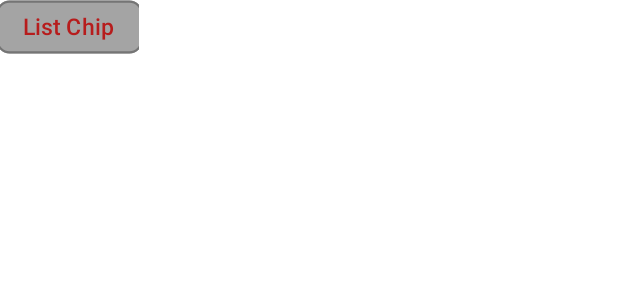
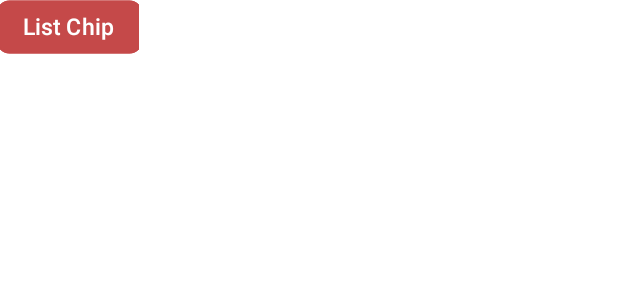
Before and after one commit to lolo-io/OneList, an Android app built with Jetpack Compose: the @Preview function Preview_Dragged, on a phone screen of 412 x 824 dp. Shown: the top 300 px of the screen. Run offline under Robolectric (Android 15) with nearby library versions, the phone set to English and light mode, and no system bars.

Commit message:
Themed dynamic colors

```diff
--- a/app/src/main/java/com/lolo/io/onelist/core/design/Colors.kt
+++ b/app/src/main/java/com/lolo/io/onelist/core/design/Colors.kt
@@ -1,33 +1,73 @@
 package com.lolo.io.onelist.core.design
 
-import androidx.compose.foundation.isSystemInDarkTheme
 import androidx.compose.material3.ColorScheme
-import androidx.compose.material3.lightColorScheme as materialLightColorScheme
+import androidx.compose.material3.MaterialTheme
 import androidx.compose.runtime.Composable
 import androidx.compose.ui.graphics.Color
+import androidx.compose.material3.lightColorScheme as materialLightColorScheme
 
 @Composable
-fun lightColorScheme() : ColorScheme = materialLightColorScheme(
+fun lightColorScheme(): ColorScheme = materialLightColorScheme(
     primary = Palette.ONELIST_RED,
+    onPrimary = Palette.PURE_WHITE,
+//    primaryContainer = ColorLightTokens.PrimaryContainer,
+//    onPrimaryContainer = ColorLightTokens.OnPrimaryContainer,
+//    inversePrimary = ColorLightTokens.InversePrimary,
+    secondary = Palette.ONELIST_RED_LIGHT,
+//    onSecondary = ColorLightTokens.OnSecondary,
+//    secondaryContainer = ColorLightTokens.SecondaryContainer,
+//    onSecondaryContainer = ColorLightTokens.OnSecondaryContainer,
+//    tertiary = ColorLightTokens.Tertiary,
+//    onTertiary = ColorLightTokens.OnTertiary,
+//    tertiaryContainer = ColorLightTokens.TertiaryContainer,
+//    onTertiaryContainer = ColorLightTokens.OnTertiaryContainer,
+//    background = ColorLightTokens.Background,
+//    onBackground = ColorLightTokens.OnBackground,
+//    surface = ColorLightTokens.Surface,
+    onSurface = Palette.GRAY,
+//    surfaceVariant = ColorLightTokens.SurfaceVariant,
+//    onSurfaceVariant = ColorLightTokens.OnSurfaceVariant,
+//    surfaceTint = primary,
+//    inverseSurface = ColorLightTokens.InverseSurface,
+//    inverseOnSurface = ColorLightTokens.InverseOnSurface,
+//    error = ColorLightTokens.Error,
+//    onError = ColorLightTokens.OnError,
+//    errorContainer = ColorLightTokens.ErrorContainer,
+//    onErrorContainer = ColorLightTokens.OnErrorContainer,
+    outline = Palette.GRAY,
+    outlineVariant = Palette.GRAY_LIGHT,
+//    scrim = ColorLightTokens.Scrim,
+//    surfaceBright = ColorLightTokens.SurfaceBright,
+    surfaceContainer = Palette.ONELIST_RED_VERY_LIGHT,
+//    surfaceContainerHigh = ColorLightTokens.SurfaceContainerHigh,
+//    surfaceContainerHighest = ColorLightTokens.SurfaceContainerHighest,
+//    surfaceContainerLow = ColorLightTokens.SurfaceContainerLow,
+//    surfaceContainerLowest = Palette.ONELIST_RED_VERY_LIGHT,
+//    surfaceDim = ColorLightTokens.SurfaceDim,
 )
 
+val ColorScheme.app: AppColors
+    @Composable get() = appColors()
 
+data class AppColors(
+    val listChipDefaultText: Color = Color.Unspecified,
+    val listChipSelectedText: Color = Color.Unspecified,
+    val listChipShadowText: Color = Color.Unspecified,
+    val listChipDefaultBorder: Color = Color.Unspecified,
+    val listSelectedBorder: Color = Color.Unspecified,
+    val listChipShadowBorder: Color = Color.Unspecified,
+    val listChipDefaultContainer: Color = Color.Unspecified,
+    val listChipSelectedContainer: Color = Color.Unspecified,
+)
 
-
-val ColorScheme.ext: ExtensionColors
-    @Composable get() {
-        val dark = isSystemInDarkTheme()
-        return if (dark) LightExtensionsColors else LightExtensionsColors
-    }
-
-abstract class ExtensionColors {
-    abstract val listChipDraggingBackground: Color
-    abstract val listChipDefaultText: Color
-    abstract val listChipDefaultBorder: Color
-}
-
-object LightExtensionsColors: ExtensionColors() {
-    override val listChipDraggingBackground = Palette.GRAY_LIGHT
-    override val listChipDefaultText = Palette.GRAY
-    override val listChipDefaultBorder = Palette.GRAY
-}
+@Composable
+fun appColors() = AppColors(
+    listChipDefaultText = MaterialTheme.colorScheme.outline,
+    listChipSelectedText = MaterialTheme.colorScheme.onPrimary,
+    listChipShadowText = MaterialTheme.colorScheme.outlineVariant,
+    listChipDefaultBorder = MaterialTheme.colorScheme.outline,
+    listSelectedBorder = MaterialTheme.colorScheme.secondary,
+    listChipShadowBorder = MaterialTheme.colorScheme.outlineVariant,
+    listChipDefaultContainer = Palette.Transparent,
+    listChipSelectedContainer = MaterialTheme.colorScheme.secondary,
+)
--- a/app/src/main/java/com/lolo/io/onelist/core/design/Palette.kt
+++ b/app/src/main/java/com/lolo/io/onelist/core/design/Palette.kt
@@ -4,11 +4,13 @@ import androidx.compose.ui.graphics.Color
 
 object Palette {
     val ONELIST_RED = Color(0xFFB71C1C)
-    val ONELIST_RED_DARK = Color(0xFF7F0000)
+    val ONELIST_RED_LIGHT = Color(0xffc54949)
+    val ONELIST_RED_VERY_LIGHT = Color(0xFFfbe5e5)
     val PURE_WHITE = Color(0xFFFFFFFF)
     val PURE_BLACK = Color(0xFF000000)
+    val GRAY = Color(0xFF888888)
 
-    val GRAY = Color(0xFF757575)
-    val GRAY_LIGHT = Color(0xFFa4a4a4)
-    val GRAY_DARK = Color(0xFF494949)
+    val GRAY_LIGHT = Color(0xFFcdcdcd)
+
+    val Transparent = Color.Transparent
 }
--- a/app/src/main/java/com/lolo/io/onelist/core/design/Theme.kt
+++ b/app/src/main/java/com/lolo/io/onelist/core/design/Theme.kt
@@ -2,11 +2,14 @@ package com.lolo.io.onelist.core.design
 
 import androidx.compose.foundation.isSystemInDarkTheme
 import androidx.compose.material3.MaterialTheme
+import androidx.compose.material3.dynamicLightColorScheme
 import androidx.compose.runtime.Composable
+import androidx.compose.ui.platform.LocalContext
 
 @Composable
 fun OneListTheme(content: @Composable () -> Unit) {
     MaterialTheme(
+        //colorScheme = dynamicLightColorScheme(LocalContext.current),
         colorScheme = lightColorScheme(),
         content = content
     )
--- a/app/src/main/java/com/lolo/io/onelist/feature/lists/components/ListChip.kt
+++ b/app/src/main/java/com/lolo/io/onelist/feature/lists/components/ListChip.kt
@@ -13,7 +13,7 @@ import androidx.compose.ui.graphics.Color
 import androidx.compose.ui.tooling.preview.Preview
 import androidx.compose.ui.unit.dp
 import com.lolo.io.onelist.core.design.OneListTheme
-import com.lolo.io.onelist.core.design.ext
+import com.lolo.io.onelist.core.design.app
 
 enum class ListChipState {
     DEFAULT, SELECTED, DRAGGED, SHADOW
@@ -39,31 +39,31 @@ fun ListChip(
         label = { Text(label) },
         colors = FilterChipDefaults.filterChipColors(
             containerColor = Color.Transparent,
-            labelColor = MaterialTheme.colorScheme.ext.listChipDefaultText,
+            labelColor = MaterialTheme.colorScheme.app.listChipDefaultText,
             selectedContainerColor = when (state) {
-                ListChipState.DRAGGED -> MaterialTheme.colorScheme.ext.listChipDraggingBackground
+                ListChipState.SELECTED, ListChipState.DRAGGED -> MaterialTheme.colorScheme.app.listChipSelectedContainer
                 else -> Color.Transparent
             },
             selectedLabelColor = when (state) {
-                ListChipState.SELECTED -> MaterialTheme.colorScheme.primary
-                ListChipState.DRAGGED -> MaterialTheme.colorScheme.primary
-                ListChipState.SHADOW -> MaterialTheme.colorScheme.ext.listChipDraggingBackground
-                else -> MaterialTheme.colorScheme.ext.listChipDraggingBackground
+                ListChipState.SELECTED, ListChipState.DRAGGED -> MaterialTheme.colorScheme.app.listChipSelectedText
+                ListChipState.SHADOW -> MaterialTheme.colorScheme.app.listChipShadowText
+                else -> Color.Unspecified
             },
         ),
         border = FilterChipDefaults.filterChipBorder(
             enabled = true,
             selected = asSelected,
-            borderColor = MaterialTheme.colorScheme.ext.listChipDefaultBorder,
+            borderColor = MaterialTheme.colorScheme.app.listChipDefaultBorder,
             borderWidth = 1.dp,
             selectedBorderWidth = when (state) {
                 ListChipState.SHADOW -> 0.2.dp
                 else -> 1.dp
             },
             selectedBorderColor = when (state) {
-                ListChipState.DRAGGED -> MaterialTheme.colorScheme.ext.listChipDefaultBorder
-                ListChipState.SELECTED -> MaterialTheme.colorScheme.primary
-                else -> MaterialTheme.colorScheme.ext.listChipDraggingBackground
+                ListChipState.SELECTED, ListChipState.DRAGGED -> MaterialTheme.colorScheme.app.listSelectedBorder
+
+                ListChipState.SHADOW -> MaterialTheme.colorScheme.app.listChipShadowBorder
+                else -> Color.Unspecified
             },
         )
     )
--- a/app/src/main/java/com/lolo/io/onelist/feature/lists/components/ListsFlowRow.kt
+++ b/app/src/main/java/com/lolo/io/onelist/feature/lists/components/ListsFlowRow.kt
@@ -28,6 +28,7 @@ fun ListsFlowRow(
             ListChip(label = it.title, ListChipState.DRAGGED)
         },
         onDragStart = {
+            onClick(it)
             haptic.performHapticFeedback(HapticFeedbackType.LongPress)
         },
         horizontalArrangement = Arrangement.Center,
```
